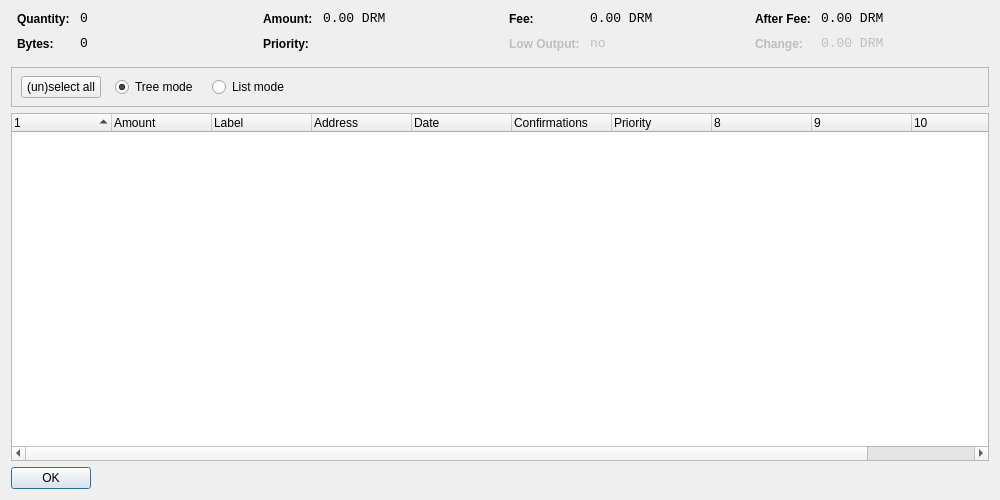
Above: src/qt/forms/coincontroldialog.ui from Crestington/Test7 before the change. Below: the same form after it.
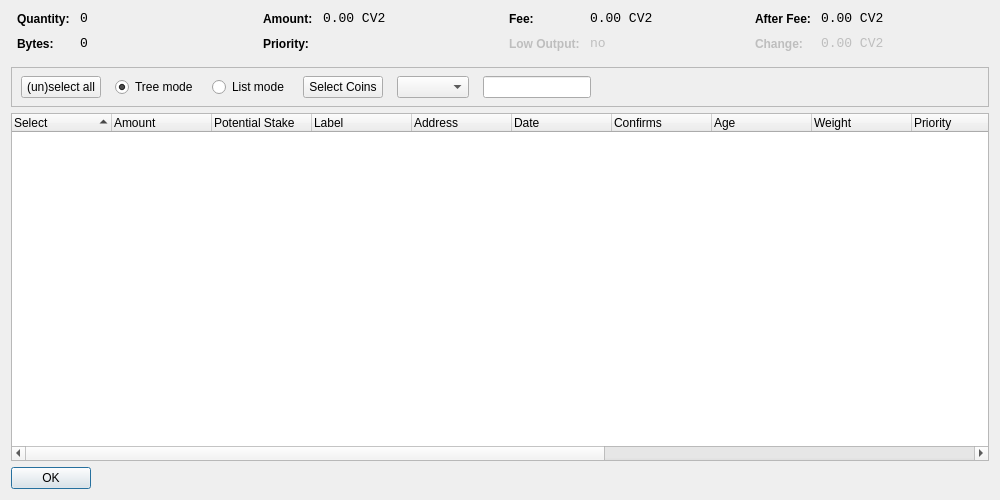
That is the form after the change. Custom widgets are drawn as their Qt base class.

Patch:
```diff
--- a/src/qt/forms/coincontroldialog.ui
+++ b/src/qt/forms/coincontroldialog.ui
@@ -141,7 +141,7 @@
           <enum>Qt::ActionsContextMenu</enum>
          </property>
          <property name="text">
-          <string notr="true">0.00 DRM</string>
+          <string>0.00 CV2</string>
          </property>
          <property name="textInteractionFlags">
           <set>Qt::LinksAccessibleByMouse|Qt::TextSelectableByKeyboard|Qt::TextSelectableByMouse</set>
@@ -221,7 +221,7 @@
           <enum>Qt::ActionsContextMenu</enum>
          </property>
          <property name="text">
-          <string notr="true">0.00 DRM</string>
+          <string>0.00 CV2</string>
          </property>
          <property name="textInteractionFlags">
           <set>Qt::LinksAccessibleByMouse|Qt::TextSelectableByKeyboard|Qt::TextSelectableByMouse</set>
@@ -307,7 +307,7 @@
           <enum>Qt::ActionsContextMenu</enum>
          </property>
          <property name="text">
-          <string notr="true">0.00 DRM</string>
+          <string>0.00 CV2</string>
          </property>
          <property name="textInteractionFlags">
           <set>Qt::LinksAccessibleByMouse|Qt::TextSelectableByKeyboard|Qt::TextSelectableByMouse</set>
@@ -345,7 +345,7 @@
           <enum>Qt::ActionsContextMenu</enum>
          </property>
          <property name="text">
-          <string notr="true">0.00 DRM</string>
+          <string>0.00 CV2</string>
          </property>
          <property name="textInteractionFlags">
           <set>Qt::LinksAccessibleByMouse|Qt::TextSelectableByKeyboard|Qt::TextSelectableByMouse</set>
@@ -379,7 +379,7 @@
         <height>41</height>
        </rect>
       </property>
-      <layout class="QHBoxLayout" name="horizontalLayoutPanel" stretch="0,0,0,0,0">
+      <layout class="QHBoxLayout" name="horizontalLayoutPanel" stretch="0,0,0,0,0,0,0">
        <property name="spacing">
         <number>14</number>
        </property>
@@ -425,6 +425,35 @@
          </property>
         </widget>
        </item>
+       <item>
+       <widget class="QPushButton" name="pushButtonCustomCC">
+        <property name="text">
+         <string>Select Coins</string>
+        </property>
+       </widget>
+      </item>
+      <item>
+       <widget class="QComboBox" name="QComboBoxFilterCoins"/>
+      </item>
+      <item>
+       <widget class="QLineEdit" name="lineEditCustomCC">
+        <property name="enabled">
+         <bool>true</bool>
+        </property>
+        <property name="sizePolicy">
+         <sizepolicy hsizetype="Fixed" vsizetype="Fixed">
+          <horstretch>0</horstretch>
+          <verstretch>0</verstretch>
+         </sizepolicy>
+        </property>
+        <property name="baseSize">
+         <size>
+          <width>50</width>
+          <height>0</height>
+         </size>
+        </property>
+       </widget>
+      </item>
        <item>
         <spacer name="horizontalSpacer">
          <property name="orientation">
@@ -451,7 +480,7 @@
       <bool>false</bool>
      </property>
      <property name="columnCount">
-      <number>11</number>
+      <number>16</number>
      </property>
      <attribute name="headerShowSortIndicator" stdset="0">
       <bool>true</bool>
@@ -461,7 +490,7 @@
      </attribute>
      <column>
       <property name="text">
-       <string/>
+       <string>Select</string>
       </property>
      </column>
      <column>
@@ -469,6 +498,11 @@
        <string>Amount</string>
       </property>
      </column>
+     <column>
+      <property name="text">
+       <string>Potential Stake</string>
+       </property>
+     </column>
      <column>
       <property name="text">
        <string>Label</string>
@@ -486,12 +520,22 @@
      </column>
      <column>
       <property name="text">
-       <string>Confirmations</string>
+       <string>Confirms</string>
       </property>
       <property name="toolTip">
        <string>Confirmed</string>
       </property>
      </column>
+     <column>
+      <property name="text">
+       <string>Age</string>
+      </property>
+     </column>
+     <column>
+      <property name="text">
+       <string>Weight</string>
+      </property>
+     </column>
      <column>
       <property name="text">
        <string>Priority</string>
@@ -517,6 +561,11 @@
        <string/>
       </property>
      </column>
+     <column>
+      <property name="text">
+       <string/>
+      </property>
+     </column>
     </widget>
    </item>
    <item>
```
Left out of the diff: 6 changed lines with no effect on the pictures.
